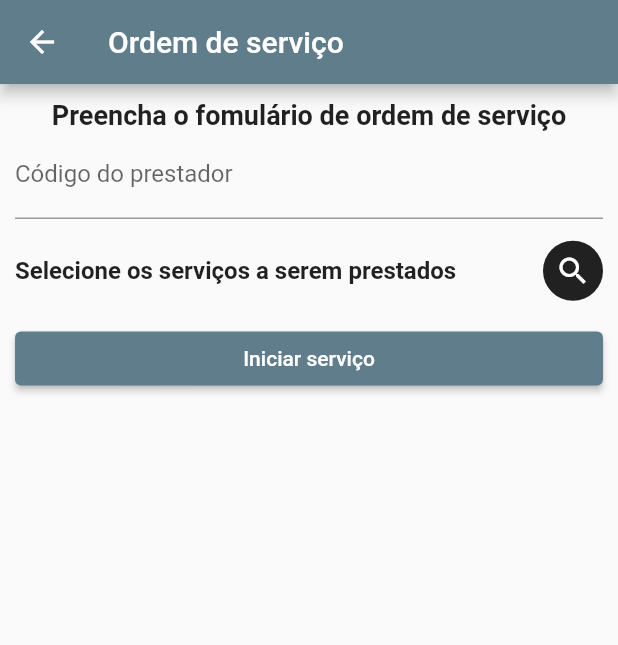
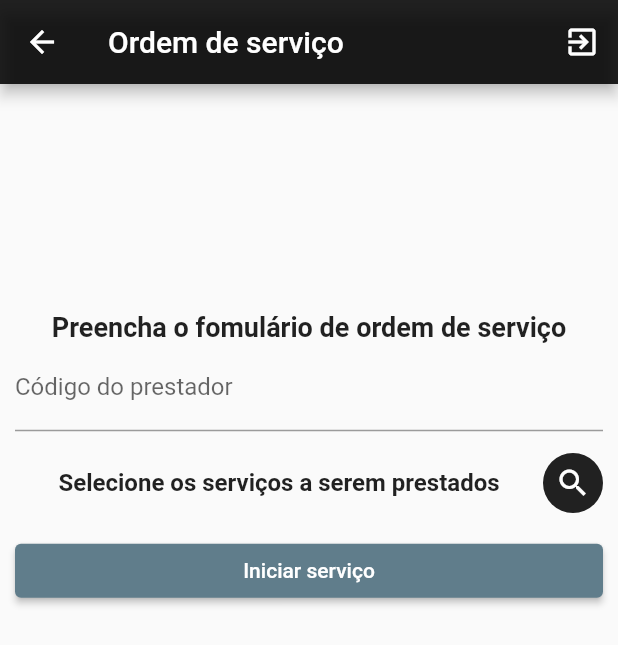
Before and after one commit to juliohds/abc-tech-app, a Flutter app: the screen it shows after launch, after a tap on the "account box" icon, on a phone screen of 412 x 824 dp. Shown: the top 645 px of the screen. Run offline on Flutter 3.47's test engine with Material 2 defaults, Android fonts, the phone set to English and light mode, and no system bars; our stand-ins replace geolocator, get; network calls fail.

Commit message:
refactory and exit button

```diff
--- a/lib/constants.dart
+++ b/lib/constants.dart
@@ -1,4 +1,3 @@
 class Constants {
-  static const url = "localhost:8081";
-
+  static const url = "http://localhost:8082";
 }
--- a/lib/controller/order_controller.dart
+++ b/lib/controller/order_controller.dart
@@ -50,7 +50,7 @@ class OrderController extends GetxController with StateMixin<OrderCreated> {
         _getLocation().then((value) {
           _order = Order(
               operatorId: int.parse(operatorIdController.text),
-              services: getServicesIds(),
+              tasks: getServicesIds(),
               start: orderLocationFromPosition(value),
               end: null);
         });
--- a/lib/main.dart
+++ b/lib/main.dart
@@ -25,6 +25,7 @@ class MyApp extends StatelessWidget {
   @override
   Widget build(BuildContext context) {
     return GetMaterialApp(
+      debugShowCheckedModeBanner: false,
       title: '',
       theme: ThemeData(
         primarySwatch: Colors.blueGrey,
--- a/lib/model/order.dart
+++ b/lib/model/order.dart
@@ -4,22 +4,22 @@ import 'package:abctechapp/model/order_location.dart';
 
 class Order {
   int operatorId;
-  List<int> services = [];
+  List<int> tasks = [];
   OrderLocation? start;
   OrderLocation? end;
 
   Order(
       {required this.operatorId,
-      required this.services,
+      required this.tasks,
       required this.start,
       required this.end});
 
   Map<String, dynamic> toMap() {
     return <String, dynamic>{
       'operatorId': operatorId,
-      'services': services,
-      'start': start?.toMap(),
-      'end': end?.toMap()
+      'tasks': tasks,
+      'startOrderLocation': start?.toMap(),
+      'endOrderLocation': end?.toMap()
     };
   }
 
--- a/lib/model/order_location.dart
+++ b/lib/model/order_location.dart
@@ -27,7 +27,7 @@ class OrderLocation {
     return <String, dynamic>{
       'latitude': latitude,
       'longitude': longitude,
-      'dateTime': dateTime.toIso8601String(),
+      'date': dateTime.toIso8601String(),
     };
   }
 
--- a/lib/pages/home_page.dart
+++ b/lib/pages/home_page.dart
@@ -23,7 +23,7 @@ class HomePage extends GetView<AssistanceController> {
   @override
   Widget build(BuildContext context) {
     return Scaffold(
-      appBar: AppBar(title: const Text("Assistências & Serviços")),
+      appBar: AppBar(title: const Text("Assistências & Serviços"), backgroundColor: Colors.black87),
       body: Container(
         constraints: const BoxConstraints.expand(),
         child: SingleChildScrollView(
@@ -52,6 +52,7 @@ class HomePage extends GetView<AssistanceController> {
         ),
       ),
       floatingActionButton: FloatingActionButton(
+          backgroundColor: Colors.blueGrey,
           onPressed: () => controller.getAssistanceList(),
           child: const Icon(Icons.refresh)),
     );
--- a/lib/pages/initial_page.dart
+++ b/lib/pages/initial_page.dart
@@ -9,19 +9,6 @@ class InitialPage extends GetView<InitialController> {
   Widget build(BuildContext context) {
     return Scaffold(
       body: Container(
-        decoration: BoxDecoration(
-        gradient: const LinearGradient(
-          begin: Alignment.topRight,
-          end: Alignment.bottomLeft,
-          colors: [
-            Color(0xFF007BFF),
-            Color(0xFF00BBFF),
-            Color(0xFF00BBFF),
-            Color(0xFFA0DFF5),
-          ],
-        ),
-        border: Border.all(
-            style: BorderStyle.solid, color: Colors.blue)),
         constraints: const BoxConstraints.expand(),
         child: Center(
           child: SingleChildScrollView(
--- a/lib/pages/order_page.dart
+++ b/lib/pages/order_page.dart
@@ -6,6 +6,10 @@ import 'package:get/get.dart';
 
 class OrderPage extends GetView<OrderController> {
   const OrderPage({Key? key}) : super(key: key);
+
+  exitApp() {
+    Get.toNamed("/");
+  }
 
   Widget renderAssists(List<Assistance> assists) {
     return ListView.builder(
@@ -20,11 +24,13 @@ class OrderPage extends GetView<OrderController> {
   }
 
   Widget renderFromScreen(BuildContext context) {
-    return SingleChildScrollView(
-      child: Form(
+    return Center(child: Align(alignment: Alignment.center,
+        child: SingleChildScrollView(
+        child: Form(
         key: controller.formKey,
         child: Column(
           mainAxisAlignment: MainAxisAlignment.center,
+          crossAxisAlignment: CrossAxisAlignment.center,
           children: <Widget>[
             Row(children: const [
               Expanded(
@@ -53,7 +59,7 @@ class OrderPage extends GetView<OrderController> {
                       child: Obx((() {
                             return Text(
                                 message(!controller.selectedAssistances.isNotEmpty),
-                                textAlign: TextAlign.left,
+                                textAlign: TextAlign.center,
                                 style: const TextStyle(
                                     fontSize: 16.0, fontWeight: FontWeight.bold),
                               );
@@ -73,7 +79,8 @@ class OrderPage extends GetView<OrderController> {
             Obx(
               () => renderAssists(controller.selectedAssistances),
             ),
-            Row(children: [
+            Row(
+              children: [
               Expanded(
                   child: ElevatedButton(onPressed: () {
                 FocusScope.of(context).unfocus();
@@ -89,17 +96,24 @@ class OrderPage extends GetView<OrderController> {
           ],
         ),
       ),
-    );
+    ),),);
   }
 
   @override
   Widget build(BuildContext context) {
     return Scaffold(
         appBar: AppBar(
-          title: const Text("Ordem de serviço"),
-        ),
+          title: const Text("Ordem de serviço"), backgroundColor: Colors.black87,
+          actions: [IconButton(
+            icon: const Icon(
+              Icons.exit_to_app,
+              color: Colors.white,
+            ),
+            onPressed: exitApp,
+          ),
+          ]),
         body: Container(
-            constraints: const BoxConstraints.expand(),
+            constraints: const BoxConstraints(maxWidth: 500, maxHeight: 500),
             padding: const EdgeInsets.all(10.0),
             child: controller.obx((state) => renderFromScreen(context),
                 onLoading: const Center(child: CircularProgressIndicator()),
--- a/lib/provider/assistance_provider.dart
+++ b/lib/provider/assistance_provider.dart
@@ -8,5 +8,5 @@ abstract class AssistanceProviderInterface {
 class AssistanceProvider extends GetConnect
     implements AssistanceProviderInterface {
   @override
-  Future<Response> getAssists() => get('${Constants.url}/assistance');
+  Future<Response> getAssists() => get('${Constants.url}/task');
 }
```
